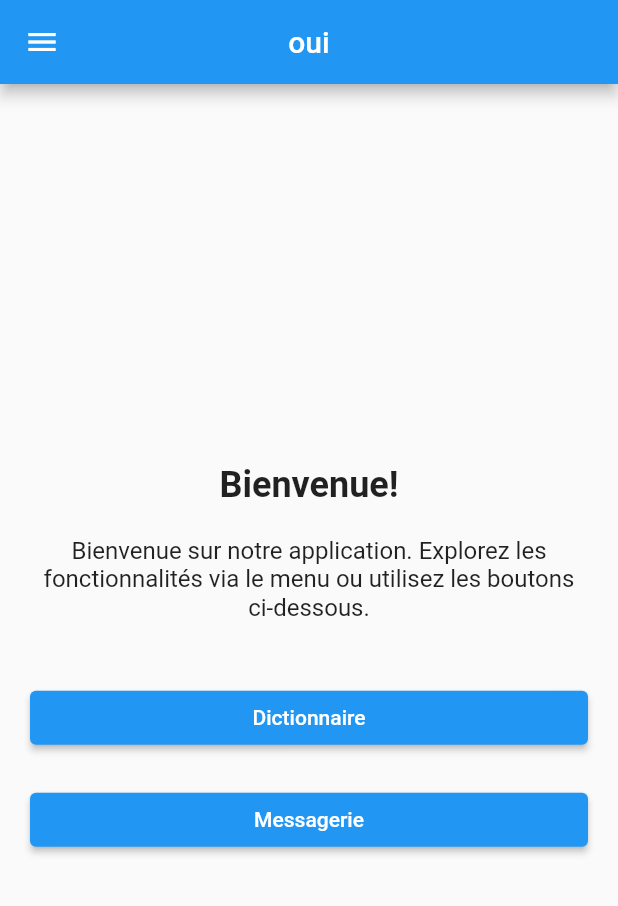
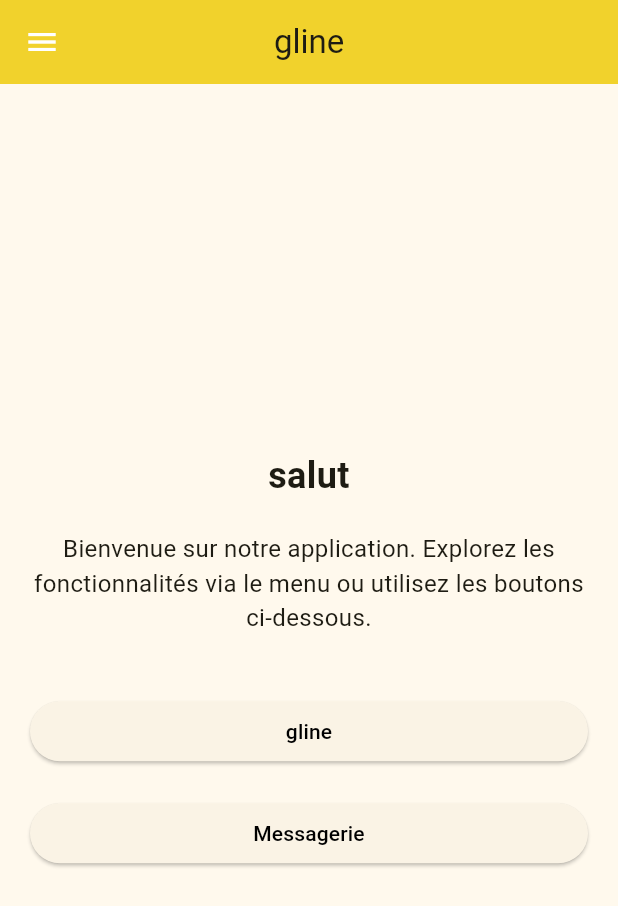
Before and after one commit to QuentinLHB/glyph_project, a Flutter app: the screen it shows after launch, on a phone screen of 412 x 824 dp. Shown: the top 906 px of the screen. Run offline on Flutter 3.47's test engine with Material 2 defaults, Android fonts, the phone set to English and light mode, and no system bars; our stand-ins replace flutter_svg, sqflite; accounts and stored records are empty; network calls fail; statements that could not run were skipped.

Commit message:
theme + enhanced translatedtext widget

```diff
--- a/lib/main.dart
+++ b/lib/main.dart
@@ -8,12 +8,12 @@ import 'package:glyph_project/views/pages/home_page.dart';
 void main() async {
   WidgetsFlutterBinding.ensureInitialized();
   await MainController.instance.initData();
-  runApp(const MyApp());
+  runApp(MyApp());
 }
 
 
 class MyApp extends StatelessWidget {
-  const MyApp({super.key
+  MyApp({super.key
   });
 
   void initApp()  {
@@ -25,21 +25,44 @@ class MyApp extends StatelessWidget {
     initApp();
     return MaterialApp(
       title: 'Flutter Demo',
-      theme: ThemeData(
-        colorScheme: ColorScheme.fromSeed(seedColor: Colors.deepPurple),
-        useMaterial3: true,
-      ),
+      theme: lightTheme,
       home: const HomePage(),
     );
   }
 
-  // ThemeData customTheme = ThemeData(
-  //   primarySwatch: Colors.orange, // Couleur principale de l'application
-  //   textTheme: const TextTheme(
-  //     // Styles de texte par défaut
-  //     displayLarge: TextStyle(fontSize: 24.0, fontWeight: FontWeight.bold, color: Colors.black),
-  //     bodyLarge: TextStyle(fontSize: 16.0, color: Colors.grey),
-  //   ),
-  // );
+
+  ThemeData lightTheme = ThemeData(
+    brightness: Brightness.light,
+    useMaterial3: true,
+    textTheme: const TextTheme(
+      displayLarge: TextStyle(fontSize: 32, fontWeight: FontWeight.bold),
+      bodyLarge: TextStyle(fontSize: 18, color: Colors.black87),
+    ),
+    appBarTheme: const AppBarTheme(
+      color: Color(0xFFF1D22C),
+      iconTheme: IconThemeData(color: Colors.white),
+    ),
+    colorScheme: ColorScheme.fromSeed(
+      seedColor: Color(0xFFF1D22C),
+    ).copyWith(
+      primary: Color(0xFFF1D22C), // Explicitly set the primary color
+    ),
+    textButtonTheme: TextButtonThemeData(
+      style: ButtonStyle(
+        foregroundColor: MaterialStateProperty.all<Color>(Colors.black),  // Text color for TextButton
+      ),
+    ),
+    elevatedButtonTheme: ElevatedButtonThemeData(
+      style: ButtonStyle(
+        foregroundColor: MaterialStateProperty.all<Color>(Colors.black),  // Text color for ElevatedButton
+      ),
+    ),
+    outlinedButtonTheme: OutlinedButtonThemeData(
+      style: ButtonStyle(
+        foregroundColor: MaterialStateProperty.all<Color>(Colors.black),  // Text color for OutlinedButton
+      ),
+    ),
+  );
+
 
 }
--- a/lib/views/pages/dictionary_page.dart
+++ b/lib/views/pages/dictionary_page.dart
@@ -5,6 +5,7 @@ import 'package:glyph_project/models/database_manager.dart';
 import 'package:glyph_project/models/glyph.dart';
 import 'package:glyph_project/views/widgets/glyph_card.dart';
 import 'package:glyph_project/views/widgets/svg_glyph.dart';
+import 'package:glyph_project/views/widgets/translated_text_widget.dart';
 
 import '../../models/glyph_type.dart';
 import 'glyph_details_page.dart';
@@ -25,7 +26,7 @@ class _DictionaryPageState extends State<DictionaryPage> {
   Widget build(BuildContext context) {
     return Scaffold(
       appBar: AppBar(
-          title: Text("Dictionnaire"), backgroundColor: Colors.lightBlueAccent),
+          title: TranslatedTextWidget("gline", size: 50, textAlign: TextAlign.start,)),
       body: Padding(
         padding: const EdgeInsets.all(8.0),
         child: ListView.builder(
--- a/lib/views/pages/glyph_details_page.dart
+++ b/lib/views/pages/glyph_details_page.dart
@@ -1,6 +1,7 @@
 import 'package:flutter/material.dart';
 import 'package:glyph_project/controllers/main_controller.dart';
 import 'package:glyph_project/models/glyph.dart';
+import 'package:glyph_project/views/widgets/translated_text_widget.dart';
 
 import '../../models/complex_glyph.dart';
 import '../widgets/glyph_card.dart';
@@ -44,8 +45,7 @@ class _GlyphDetailPageState extends State<GlyphDetailPage>  {
   Widget build(BuildContext context) {
     return Scaffold(
       appBar: AppBar(
-        title: Text("Détails de la Glyph"),
-        backgroundColor: Colors.lightBlueAccent,
+        title: TranslatedTextWidget("mot ${widget.glyph.baseGlyph.label}"),
       ),
       body: Padding(
         padding: const EdgeInsets.all(8.0),
--- a/lib/views/pages/home_page.dart
+++ b/lib/views/pages/home_page.dart
@@ -5,40 +5,41 @@ import 'package:glyph_project/views/widgets/translated_text_widget.dart';
 
 class HomePage extends StatelessWidget {
   const HomePage({Key? key}) : super(key: key);
+  static const double glyphSize = 50;
 
   @override
   Widget build(BuildContext context) {
-    return MaterialApp(
-      home: Scaffold(
+    return  Scaffold(
         appBar: AppBar(
-          title: TranslatedTextWidget(text: "oui",),
+          title: const TranslatedTextWidget("gline", size: glyphSize),
           centerTitle: true,
         ),
         drawer: Drawer(
           child: ListView(
             children: [
-              const DrawerHeader(
-                decoration: BoxDecoration(color: Colors.lightBlueAccent),
-                child: Column(
+              DrawerHeader(
+                decoration: BoxDecoration(color: Theme.of(context).colorScheme.primary),
+                child: const Column(
                   mainAxisAlignment: MainAxisAlignment.center,
                   children: [
-                    Text(
+                    TranslatedTextWidget(
                       "Menu",
+                      size:glyphSize,
                       style: TextStyle(fontSize: 24, fontWeight: FontWeight.bold),
                     ),
                   ],
                 ),
               ),
               ListTile(
-                leading: Icon(Icons.book),
-                title: Text("Dictionnaire"),
+                leading: const Icon(Icons.book),
+                title: const TranslatedTextWidget("gline", size: glyphSize, textAlign: TextAlign.start,),
                 onTap: () {
                   Navigator.push(context, MaterialPageRoute(builder: (context) => const DictionaryPage()));
                 },
               ),
               ListTile(
                 leading: Icon(Icons.message),
-                title: Text("Messagerie"),
+                title: TranslatedTextWidget("Messagerie", size: glyphSize,),
                 onTap: () {
                   // Ici, mettez votre navigation vers la page Messagerie
                 },
@@ -52,36 +53,36 @@ class HomePage extends StatelessWidget {
             mainAxisAlignment: MainAxisAlignment.center,
             crossAxisAlignment: CrossAxisAlignment.stretch,
             children: [
-              Text(
-                'Bienvenue!',
+              const TranslatedTextWidget(
+               'salut',
                 textAlign: TextAlign.center,
                 style: TextStyle(fontSize: 24, fontWeight: FontWeight.bold),
+                size: glyphSize,
               ),
-              SizedBox(height: 20),
-              Text(
+              const SizedBox(height: 20),
+              const Text(
                 'Bienvenue sur notre application. Explorez les fonctionnalités via le menu ou utilisez les boutons ci-dessous.',
                 textAlign: TextAlign.center,
                 style: TextStyle(fontSize: 16),
               ),
-              SizedBox(height: 40),
+              const SizedBox(height: 40),
               ElevatedButton(
                 onPressed: () {
                   Navigator.push(context, MaterialPageRoute(builder: (context) => const DictionaryPage()));
                 },
-                child: Text('Dictionnaire'),
+                child: TranslatedTextWidget('gline', size: 40,),
               ),
-              SizedBox(height: 20),
+              const SizedBox(height: 20),
               ElevatedButton(
                 onPressed: () {
                   // Ici, mettez votre navigation vers la page Messagerie
                 },
-                child: Text('Messagerie'),
+                child: const TranslatedTextWidget('Messagerie', size: glyphSize,),
               ),
             ],
           ),
         ),
-      ),
-    );
+      );
   }
 
 }
--- a/lib/views/widgets/glyph_view.dart
+++ b/lib/views/widgets/glyph_view.dart
@@ -4,7 +4,9 @@ import 'package:glyph_project/views/widgets/svg_glyph.dart';
 
 class GlyphView extends StatefulWidget {
   final ComplexGlyph glyph;
-  const GlyphView({Key? key, required this.glyph}) : super(key: key);
+  final double? size;
+
+  const GlyphView({Key? key, required this.glyph, this.size}) : super(key: key);
 
   @override
   State<GlyphView> createState() => _GlyphViewState();
@@ -15,7 +17,7 @@ class _GlyphViewState extends State<GlyphView> {
   Widget build(BuildContext context) {
     return Stack(
       alignment: Alignment.center,
-      children: widget.glyph.glyphs.map((g) => SvgGlyphWidget(svgString: g.svg)).toList(),
+      children: widget.glyph.glyphs.map((g) => SvgGlyphWidget(svgString: g.svg, size: widget.size,)).toList(),
     );
   }
 }
--- a/lib/views/widgets/translated_text_widget.dart
+++ b/lib/views/widgets/translated_text_widget.dart
@@ -1,27 +1,64 @@
 import 'package:flutter/material.dart';
-import 'package:glyph_project/views/widgets/glyph_card.dart';
-import 'package:glyph_project/views/widgets/glyph_view.dart';
 
 import '../../controllers/main_controller.dart';
 import '../../models/complex_glyph.dart';
+import 'glyph_view.dart';
 
 class TranslatedTextWidget extends StatelessWidget {
   final String text;
+  final TextStyle? style;
+  final TextAlign? textAlign;
+  final TextDirection? textDirection;
+  final double? size;
 
-  const TranslatedTextWidget({Key? key, required this.text}) : super(key: key);
+  // ... tout autre paramètre que vous voulez personnaliser
+
+  const TranslatedTextWidget(
+      this.text, {
+        Key? key,
+        this.style,
+        this.textAlign = TextAlign.center,
+        this.textDirection,
+        this.size
+        // ... tout autre paramètre que vous voulez personnaliser
+      }) : super(key: key);
 
   @override
   Widget build(BuildContext context) {
     List<ComplexGlyph>? translatedGlyphs = MainController.instance.convertStringToGlyphs(text);
 
     if (translatedGlyphs == null) {
-      return Text(text);
+      return Text(
+        text,
+        style: style,
+        textAlign: textAlign,
+        textDirection: textDirection,
+        // ... tout autre paramètre que vous avez inclus
+      );
     } else {
       return Row(
-        children: translatedGlyphs.map((glyph) => GlyphView(glyph: glyph)).toList(),
-        mainAxisAlignment: MainAxisAlignment.center,
+        mainAxisAlignment: textAlignToMainAxisAlignment(textAlign),
         crossAxisAlignment: CrossAxisAlignment.center,
+        children: translatedGlyphs.map((glyph) => GlyphView(glyph: glyph, size: size,)).toList(),
       );
     }
   }
+
+  MainAxisAlignment textAlignToMainAxisAlignment(TextAlign? textAlign) {
+    switch (textAlign) {
+      case TextAlign.left:
+        return MainAxisAlignment.start;
+      case TextAlign.right:
+        return MainAxisAlignment.end;
+      case TextAlign.center:
+        return MainAxisAlignment.center;
+      case TextAlign.justify:
+      case TextAlign.start:
+      case TextAlign.end:
+        return MainAxisAlignment.start;  // À ajuster selon vos besoins
+      default:
+        return MainAxisAlignment.start;
+    }
+  }
+
 }
```
Also changed, not shown: lib/models/complex_glyph.dart (+8 -3 lines), lib/models/glyph.dart (+10 -0 lines), lib/views/widgets/svg_glyph.dart (+4 -3 lines).
